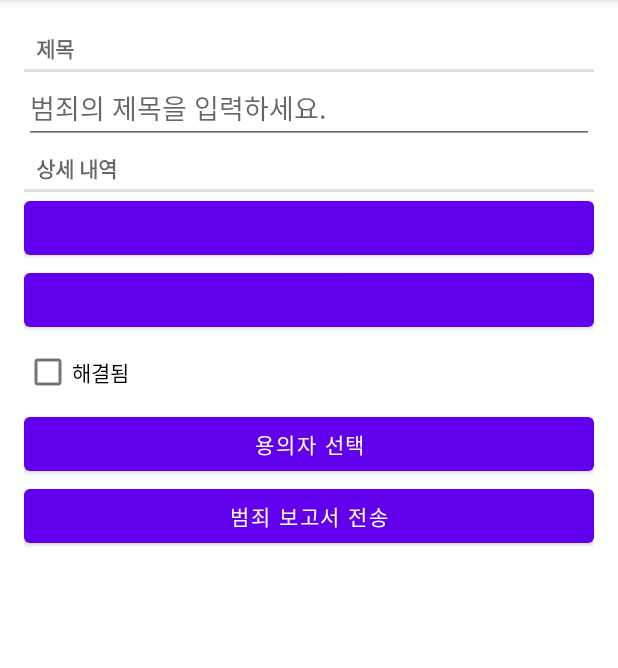
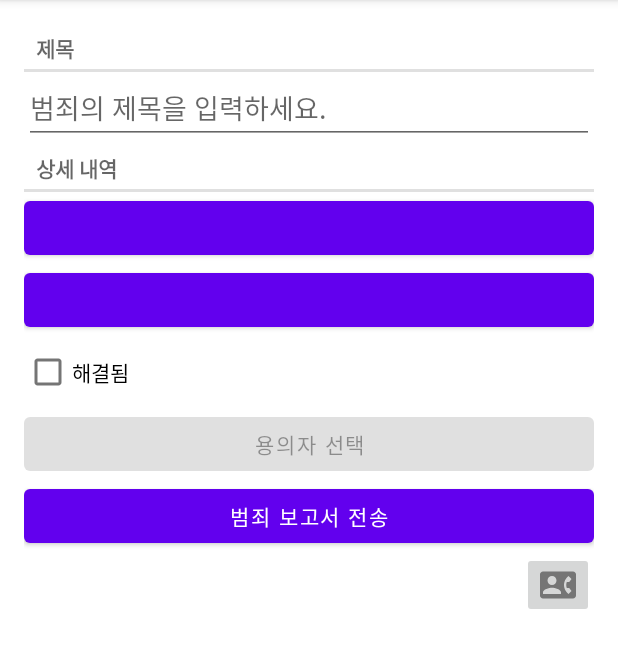
Before and after one commit to JINKOO/CriminalIntent, an Android app: the screen it shows after launch (MainActivity), after a tap on "범죄 데이터 생성", on a phone screen of 412 x 824 dp, the part 84-752 px from its top. Run offline under Robolectric (Android 15) with nearby library versions, the phone set to English and light mode, and no system bars; our stand-ins replace Room's generated code; 1 statement that could not run was skipped.

Commit message:
15장 내장 연락처 앱 에서 사용자 이름, 번호 가져오기

```diff
--- a/app/src/main/AndroidManifest.xml
+++ b/app/src/main/AndroidManifest.xml
@@ -1,6 +1,8 @@
 <?xml version="1.0" encoding="utf-8"?>
 <manifest xmlns:android="http://schemas.android.com/apk/res/android"
     package="com.kjk.criminalintent">
+
+    <uses-permission android:name="android.permission.READ_CONTACTS"/>
 
     <application
         android:name=".CriminalIntentApplication"
--- a/app/src/main/java/com/kjk/criminalintent/view/CrimeFragment.kt
+++ b/app/src/main/java/com/kjk/criminalintent/view/CrimeFragment.kt
@@ -3,6 +3,8 @@ package com.kjk.criminalintent.view
 import android.app.Activity
 import android.content.Context
 import android.content.Intent
+import android.content.pm.PackageManager
+import android.content.pm.ResolveInfo
 import android.net.Uri
 import android.os.Bundle
 import android.provider.ContactsContract
@@ -71,7 +73,11 @@ class CrimeFragment :
                 val contactUri = result.data?.data ?: return@registerForActivityResult
 
                 // 쿼리에서 값으로 반환할 필드를 지정한다.
-                val queryFields = arrayOf(ContactsContract.Contacts.DISPLAY_NAME)
+                // TODO 15장 챌린지 :: 또 다른 암시적 인텐트
+                val queryFields = arrayOf(
+                    ContactsContract.Contacts.DISPLAY_NAME,
+                    ContactsContract.CommonDataKinds.Phone.NUMBER
+                )
 
                 // 쿼리를 수행한다. contactUri는 콘텐츠 제공자의 테이블을 나타낸다.
                 val cursor = requireActivity().contentResolver
@@ -86,10 +92,12 @@ class CrimeFragment :
                     // 첫번째 데이터 행의 첫번째 속상 값을 가져 온다.
                     // 이 값이 용의자의 이름이다.
                     it.moveToFirst()
-                    val suspect = it.getString(0)
-                    crime.suspect = suspect
+                    val suspectName = it.getString(0)
+                    val suspectPhone = it.getString(1)
+                    Log.d(TAG, "size: ${cursor.count}, name: ${suspectName}, phoneNum : ${suspectPhone}")
+                    crime.suspect = suspectName
                     crimeDetailViewModel.saveCrime(crime)
-                    binding.selectSuspectButton.text = suspect
+                    binding.selectSuspectButton.text = suspectName
                 }
             }
         }
@@ -115,8 +123,6 @@ class CrimeFragment :
             crime.date = result
             updateUI()
         }
-
-
     }
 
     override fun onActivityCreated(savedInstanceState: Bundle?) {
@@ -194,6 +200,25 @@ class CrimeFragment :
                 setOnClickListener {
                     getResultSuspect.launch(pickContactIntent)
                 }
+
+                // 일부 사용자 장치에는 연락처 앱이 없을 수 있다.
+                // 이때는 버그(안드로이드 OS가 일치하는 액티비티를 찾을 수 없으므로, 앱이 중단)
+                // 연락처 앱이 없는 장치의 방어코드
+                val packageManager: PackageManager = requireActivity().packageManager
+                val resolvedActivity: ResolveInfo? = packageManager.resolveActivity(
+                    pickContactIntent,
+                    PackageManager.MATCH_DEFAULT_ONLY // CATEGORY_DEFAULT가 메니페스트의 인텐트 필터에 정의된 액티비티 찾는다.
+                )
+
+                // 찾은 액티비티가 없다면(여기서는 연락처 앱) '용의자 선택' 버튼 비활성화
+                if (resolvedActivity == null) {
+                    isEnabled = false
+                }
+            }
+
+            // 용의자에게 바로 전화 걸기
+            callSuspectImageButton.apply {
+
             }
         }
     }
--- /dev/null
+++ b/app/src/main/res/drawable-anydpi/ic_phone_call.xml
@@ -0,0 +1,11 @@
+<vector xmlns:android="http://schemas.android.com/apk/res/android"
+    android:width="24dp"
+    android:height="24dp"
+    android:viewportWidth="24"
+    android:viewportHeight="24"
+    android:tint="#333333"
+    android:alpha="0.6">
+  <path
+      android:fillColor="@android:color/white"
+      android:pathData="M22,3L2,3C0.9,3 0,3.9 0,5v14c0,1.1 0.9,2 2,2h20c1.1,0 1.99,-0.9 1.99,-2L24,5c0,-1.1 -0.9,-2 -2,-2zM8,6c1.66,0 3,1.34 3,3s-1.34,3 -3,3 -3,-1.34 -3,-3 1.34,-3 3,-3zM14,18L2,18v-1c0,-2 4,-3.1 6,-3.1s6,1.1 6,3.1v1zM17.85,14h1.64L21,16l-1.99,1.99c-1.31,-0.98 -2.28,-2.38 -2.73,-3.99 -0.18,-0.64 -0.28,-1.31 -0.28,-2s0.1,-1.36 0.28,-2c0.45,-1.62 1.42,-3.01 2.73,-3.99L21,8l-1.51,2h-1.64c-0.22,0.63 -0.35,1.3 -0.35,2s0.13,1.37 0.35,2z"/>
+</vector>
--- a/app/src/main/res/layout/fragment_crime.xml
+++ b/app/src/main/res/layout/fragment_crime.xml
@@ -1,59 +1,65 @@
 <?xml version="1.0" encoding="utf-8"?>
-<LinearLayout
-    xmlns:android="http://schemas.android.com/apk/res/android"
+<LinearLayout xmlns:android="http://schemas.android.com/apk/res/android"
     xmlns:tools="http://schemas.android.com/tools"
-    android:orientation="vertical"
     android:layout_width="match_parent"
     android:layout_height="match_parent"
-    android:layout_margin="16dp">
+    android:layout_margin="16dp"
+    android:orientation="vertical">
 
     <TextView
+        android:id="@+id/title_field_text_view"
         style="?android:listSeparatorTextViewStyle"
-        android:id="@+id/title_field_text_view"
         android:layout_width="match_parent"
         android:layout_height="wrap_content"
-        android:text="@string/crime_title_label"/>
+        android:text="@string/crime_title_label" />
 
     <EditText
         android:id="@+id/crime_title_edit_text"
         android:layout_width="match_parent"
         android:layout_height="wrap_content"
-        android:hint="@string/crime_title_hint"/>
+        android:hint="@string/crime_title_hint" />
 
     <TextView
         style="?android:listSeparatorTextViewStyle"
         android:layout_width="match_parent"
         android:layout_height="wrap_content"
-        android:text="@string/crime_detail_label"/>
+        android:text="@string/crime_detail_label" />
 
     <Button
         android:id="@+id/crime_date_button"
         android:layout_width="match_parent"
         android:layout_height="wrap_content"
-        tools:text="Thu Mar 12 11:56 EST 2020"/>
+        tools:text="Thu Mar 12 11:56 EST 2020" />
 
     <Button
         android:id="@+id/crime_time_button"
         android:layout_width="match_parent"
         android:layout_height="wrap_content"
-        tools:text="발생 시간 :: 23시 59분"/>
+        tools:text="발생 시간 :: 23시 59분" />
 
     <CheckBox
         android:id="@+id/crime_solved_check_box"
         android:layout_width="match_parent"
         android:layout_height="wrap_content"
-        android:text="@string/crime_solved_label"/>
+        android:text="@string/crime_solved_label" />
 
     <Button
         android:id="@+id/select_suspect_button"
         android:layout_width="match_parent"
         android:layout_height="wrap_content"
-        android:text="@string/select_suspect"/>
+        android:text="@string/select_suspect" />
 
     <Button
         android:id="@+id/send_criminal_report_button"
         android:layout_width="match_parent"
         android:layout_height="wrap_content"
-        android:text="@string/send_criminal_report"/>
+        android:text="@string/send_criminal_report" />
+
+    <ImageButton
+        android:id="@+id/call_suspect_image_button"
+        android:layout_width="wrap_content"
+        android:layout_height="wrap_content"
+        android:src="@drawable/ic_phone_call"
+        android:layout_gravity="end"/>
 
 </LinearLayout>
--- a/app/src/main/res/values/strings.xml
+++ b/app/src/main/res/values/strings.xml
@@ -18,6 +18,7 @@
     <string name="crime_report_suspect">용의자는 %s</string>
     <string name="crime_report_subject">CriminalIntent 범죄 보고서</string>
     <string name="send_report">범죄 보고서 전송</string>
+    <string name="call_suspect">용의자에게 전화</string>
 
     <!-- CrimeListFragment -->
     <string name="require_police">경찰 협조</string>
```
Also changed, not shown: app/src/main/res/drawable-hdpi/ic_phone_call.png (added), app/src/main/res/drawable-mdpi/ic_phone_call.png (added), app/src/main/res/drawable-xhdpi/ic_phone_call.png (added), app/src/main/res/drawable-xxhdpi/ic_phone_call.png (added).
